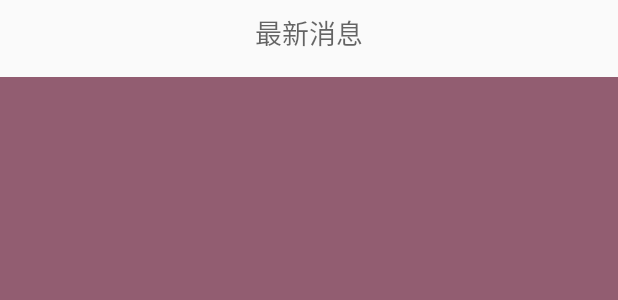
After one commit to Hahow-Udemy/HawATM, an Android app: the layout fragment_news.xml on its own in the app's theme, with its tools: preview values and no code run, on a phone screen of 412 x 824 dp. The commit adds this screen. Shown: the top 300 px of the screen. Run offline under Robolectric (Android 15) with nearby library versions, the phone set to English and light mode, and no system bars.

Commit message:
Fragment 的運作原理、生命週期，實作應用

```diff
--- /dev/null
+++ b/app/src/main/res/layout/fragment_news.xml
@@ -0,0 +1,30 @@
+<?xml version="1.0" encoding="utf-8"?>
+<androidx.constraintlayout.widget.ConstraintLayout
+    xmlns:android="http://schemas.android.com/apk/res/android"
+    xmlns:app="http://schemas.android.com/apk/res-auto"
+    xmlns:tools="http://schemas.android.com/tools"
+    android:layout_width="match_parent"
+    android:layout_height="match_parent">
+
+    <TextView
+        android:id="@+id/textView3"
+        android:layout_width="wrap_content"
+        android:layout_height="wrap_content"
+        android:layout_marginTop="8dp"
+        android:text="最新消息"
+        android:textAppearance="@style/TextAppearance.AppCompat.Medium"
+        app:layout_constraintEnd_toEndOf="parent"
+        app:layout_constraintStart_toStartOf="parent"
+        app:layout_constraintTop_toTopOf="parent" />
+
+    <androidx.recyclerview.widget.RecyclerView
+        android:layout_width="0dp"
+        android:layout_height="0dp"
+        android:layout_marginTop="16dp"
+        android:background="@color/colorAccent"
+        app:layout_constraintBottom_toBottomOf="parent"
+        app:layout_constraintEnd_toEndOf="parent"
+        app:layout_constraintStart_toStartOf="parent"
+        app:layout_constraintTop_toBottomOf="@+id/textView3" />
+
+</androidx.constraintlayout.widget.ConstraintLayout>
--- a/app/src/main/res/values/colors.xml
+++ b/app/src/main/res/values/colors.xml
@@ -1,6 +1,6 @@
 <?xml version="1.0" encoding="utf-8"?>
 <resources>
-    <color name="colorPrimary">#008577</color>
+    <color name="colorPrimary">#268C82</color>
     <color name="colorPrimaryDark">#00574B</color>
-    <color name="colorAccent">#D81B60</color>
+    <color name="colorAccent">#925D71</color>
 </resources>
```
Also changed, not shown: app/src/main/java/com/example/hawatm/LoginActivity.java (+14 -10 lines), app/src/main/java/com/example/hawatm/NewsFragment.java (added, +28 -0 lines), app/src/main/res/layout/activity_login.xml (+15 -3 lines).
